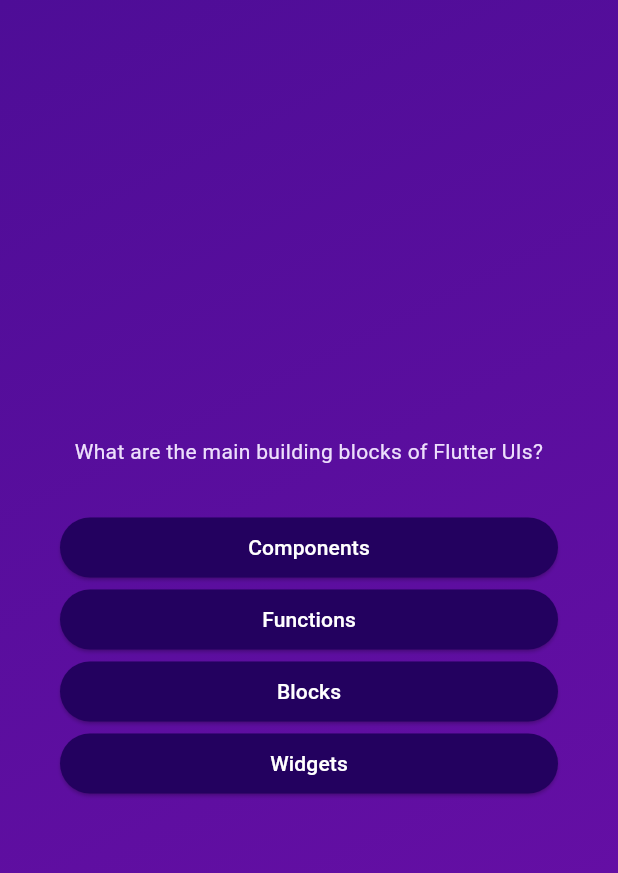
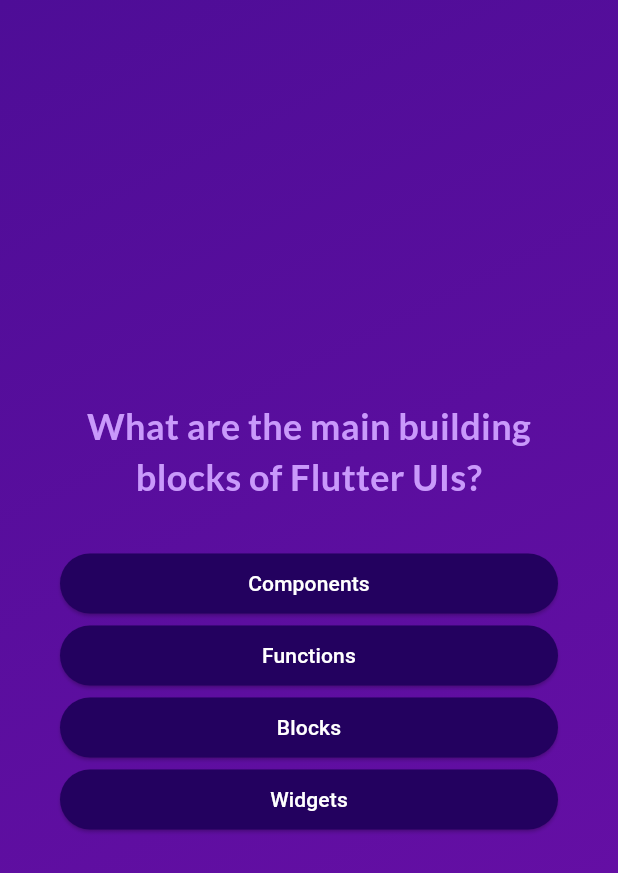
Before and after one commit to matthewserafica01/quiz_app, a Flutter app: the screen it shows after launch, after a tap on "Start Quiz", on a phone screen of 412 x 824 dp. Shown: the top 873 px of the screen. Run offline on Flutter 3.47's test engine with Material 3 defaults, Android fonts, the phone set to English and light mode, and no system bars; our stand-ins replace google_fonts.

Commit message:
update questions_screen, answer_button, start_screen modified button text alignment and modifed the texts' font with new GoogleFont lato

```diff
--- a/quiz/lib/answer_button.dart
+++ b/quiz/lib/answer_button.dart
@@ -22,7 +22,10 @@ class AnswerButton extends StatelessWidget {
         backgroundColor: const Color.fromARGB(255, 35, 1, 95),
         foregroundColor: Colors.white,
       ),
-      child: Text(answerText),
+      child: Text(
+        answerText,
+        textAlign: TextAlign.center,
+      ),
     );
   }
 }
--- a/quiz/lib/questions_screen.dart
+++ b/quiz/lib/questions_screen.dart
@@ -1,6 +1,7 @@
 import 'package:flutter/material.dart';
 import 'package:quiz/answer_button.dart';
 import 'package:quiz/data/questions.dart';
+import 'package:google_fonts/google_fonts.dart';
 
 class QuestionsScreen extends StatefulWidget {
   const QuestionsScreen({super.key});
@@ -34,9 +35,10 @@ class _QuestionsScreenState extends State<QuestionsScreen> {
           children: [
             Text(
               currentQuestion.text,
-              style: const TextStyle(
-                color: Color.fromARGB(255, 237, 223, 252),
-                fontSize: 14,
+              style: GoogleFonts.lato(
+                color: const Color.fromARGB(255, 201, 153, 251),
+                fontSize: 24,
+                fontWeight: FontWeight.bold,
               ),
               textAlign: TextAlign.center,
             ),
--- a/quiz/lib/start_screen.dart
+++ b/quiz/lib/start_screen.dart
@@ -1,4 +1,5 @@
 import 'package:flutter/material.dart';
+import 'package:google_fonts/google_fonts.dart';
 
 class StartScreen extends StatelessWidget {
   const StartScreen(this.startQuiz, {super.key});
@@ -23,11 +24,12 @@ class StartScreen extends StatelessWidget {
           const SizedBox(
             height: 80,
           ),
-          const Text(
+          Text(
             'Learn Flutter the fun way!',
-            style: TextStyle(
-              color: Color.fromARGB(255, 237, 223, 252),
+            style: GoogleFonts.lato(
+              color: const Color.fromARGB(255, 237, 223, 252),
               fontSize: 24,
+              fontWeight: FontWeight.bold,
             ),
           ),
           const SizedBox(
@@ -39,7 +41,10 @@ class StartScreen extends StatelessWidget {
               foregroundColor: Colors.white,
             ),
             icon: const Icon(Icons.arrow_right_alt),
-            label: const Text('Start Quiz'),
+            label: Text('Start Quiz',
+                style: GoogleFonts.lato(
+                  color: const Color.fromARGB(255, 237, 223, 252),
+                )),
           )
         ],
       ),
--- a/quiz/pubspec.yaml
+++ b/quiz/pubspec.yaml
@@ -35,6 +35,7 @@ dependencies:
   # The following adds the Cupertino Icons font to your application.
   # Use with the CupertinoIcons class for iOS style icons.
   cupertino_icons: ^1.0.6
+  google_fonts: ^6.2.1
 
 dev_dependencies:
   flutter_test:
```
Also changed, not shown: 1 other file.
